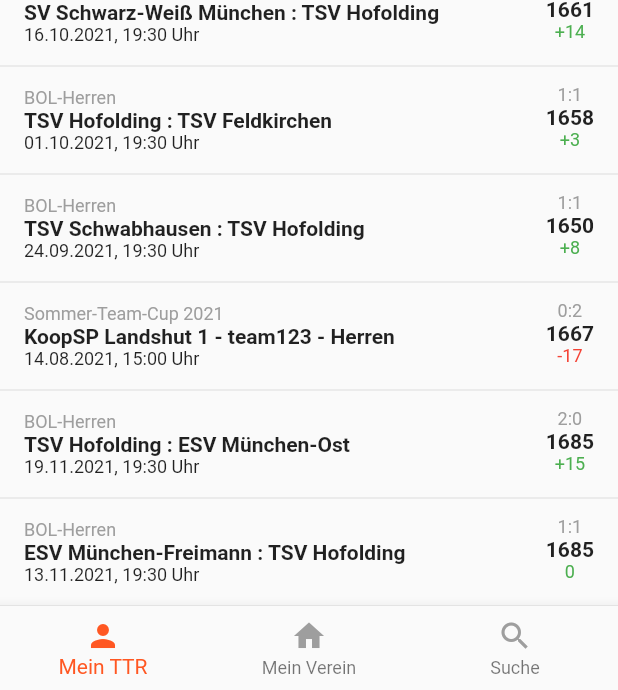
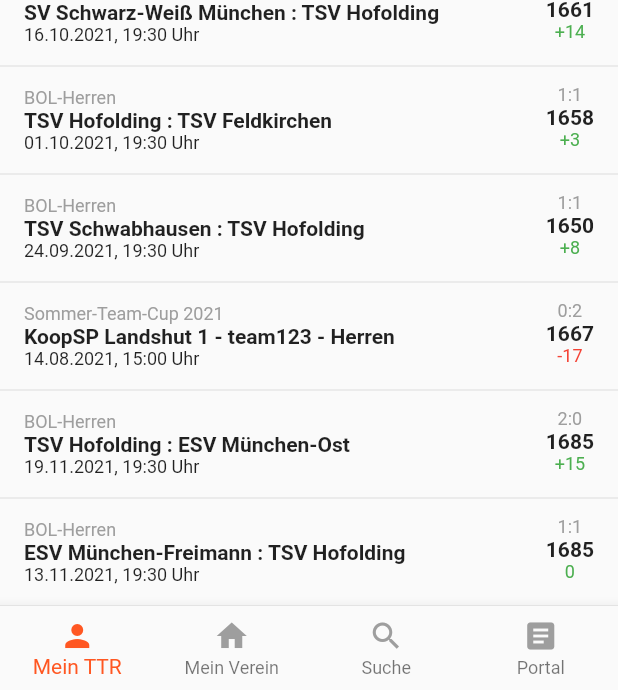
Before and after one commit to docpitz/show_ttr, a Flutter app: the MainBottomNavigation screen opened by its route, on a phone screen of 412 x 824 dp, the part 546-1236 px from its top. Run offline on Flutter 3.47's test engine with Material 2 defaults, Android fonts, the light colour scheme and no system bars; drawn by our look-alikes of scrollable_positioned_list; our stand-ins replace fl_chart, webview_flutter.

Commit message:
added portal

````diff
--- a/lib/main.dart
+++ b/lib/main.dart
@@ -1,10 +1,6 @@
 import 'package:flutter/material.dart';
 import 'package:show_ttr/widgets/bottom_navigation/main_navigator_routes.dart';
-import 'package:show_ttr/widgets/player/club_players_page.dart';
-import 'package:show_ttr/widgets/player/player_detail_page.dart';
-import 'package:show_ttr/widgets/result/results_page.dart';
-import 'package:show_ttr/widgets/test_page.dart';
-import 'widgets/login_page.dart';
+
 
 void main() {
   runApp(const MyTischtennisApp());
--- a/lib/widgets/bottom_navigation/main_bottom_navigation.dart
+++ b/lib/widgets/bottom_navigation/main_bottom_navigation.dart
@@ -5,9 +5,10 @@
 import 'package:show_ttr/widgets/bottom_navigation/tab_navigators/my_result_navigator.dart';
 import 'package:show_ttr/widgets/bottom_navigation/tab_item.dart';
 import 'package:show_ttr/widgets/search/search_screen.dart';
+import 'package:show_ttr/widgets/portal_page.dart';
+import 'package:show_ttr/widgets/util/page_flip_builder.dart';
 
 class MainBottomNavigation extends StatefulWidget {
-
   static void doLogout(BuildContext mainContext) {
     Navigator.of(mainContext)
         .popUntil(ModalRoute.withName(MainNavigatorRoutes.login));
@@ -23,16 +24,19 @@
   var _currentTab = TabItem.myResult;
 
   // Navigator key used for nested navigation in the home page
-  final _myResultNavigatorKey = GlobalKey<NavigatorState>(debugLabel: "MyResultNavigatorKey");
-  final _myClubNavigatorKey = GlobalKey<NavigatorState>(debugLabel: "MyClubNavigatorKey");
+  final _myResultNavigatorKey =
+      GlobalKey<NavigatorState>(debugLabel: "MyResultNavigatorKey");
+  final _myClubNavigatorKey =
+      GlobalKey<NavigatorState>(debugLabel: "MyClubNavigatorKey");
+
+  final pageFlipKey = GlobalKey<PageFlipBuilderState>();
 
   void _selectTab(TabItem tabItem) {
     if (tabItem == _currentTab) {
       if (_currentTab == TabItem.myResult) {
         // pop to first route
         _myResultNavigatorKey.currentState!.popUntil((route) => route.isFirst);
-      }
-      else if (_currentTab == TabItem.myClub) {
+      } else if (_currentTab == TabItem.myClub) {
         // pop to first route
         _myClubNavigatorKey.currentState!.popUntil((route) => route.isFirst);
       }
@@ -45,8 +49,10 @@
 
   @override
   Widget build(BuildContext context) {
-    print('MainNavigation rebuild');
-    return WillPopScope(
+    return PageFlipBuilder(
+      key: pageFlipKey,
+      interactiveFlipEnabled: false,
+      frontBuilder: (_) => WillPopScope(
         onWillPop: () async {
           if (_currentTab == TabItem.myResult) {
             return !await _myResultNavigatorKey.currentState!.maybePop();
@@ -68,8 +74,14 @@
           bottomNavigationBar: MainBottomNavigationBar(
             currentTab: _currentTab,
             onSelectTab: _selectTab,
+            onFlip: () => pageFlipKey.currentState?.flip(),
           ),
         ),
+      ),
+      backBuilder: (_) => PortalPage(
+        onFlip: () => pageFlipKey.currentState?.flip(),
+      ),
+      nonInteractiveAnimationDuration: const Duration(milliseconds: 800),
     );
   }
 }
--- a/lib/widgets/bottom_navigation/main_bottom_navigation_bar.dart
+++ b/lib/widgets/bottom_navigation/main_bottom_navigation_bar.dart
@@ -4,22 +4,28 @@
 class MainBottomNavigationBar extends StatelessWidget {
   final TabItem currentTab;
   final ValueChanged<TabItem> onSelectTab;
+  final VoidCallback? onFlip;
 
-  const MainBottomNavigationBar({Key? key, required this.currentTab, required this.onSelectTab}) : super(key: key);
+  const MainBottomNavigationBar(
+      {Key? key,
+      required this.currentTab,
+      required this.onSelectTab,
+      this.onFlip})
+      : super(key: key);
 
   @override
   Widget build(BuildContext context) {
     final selectedItemColor = Theme.of(context).primaryColor;
     return BottomNavigationBar(
       type: BottomNavigationBarType.fixed,
-      items: [
-        _buildItem(TabItem.myResult, selectedItemColor),
-        _buildItem(TabItem.myClub, selectedItemColor),
-        _buildItem(TabItem.search, selectedItemColor),
-      ],
-      onTap: (index) => onSelectTab(
-        TabItem.values[index],
-      ),
+      items: TabItem.values.map((e) => _buildItem(e, selectedItemColor)).toList(),
+      onTap: (index) {
+        if (index < 3) {
+          onSelectTab(TabItem.values[index]);
+        } else {
+          onFlip!();
+        }
+      },
       currentIndex: currentTab.index,
       selectedItemColor: selectedItemColor,
     );
--- a/lib/widgets/bottom_navigation/main_navigator_routes.dart
+++ b/lib/widgets/bottom_navigation/main_navigator_routes.dart
@@ -20,7 +20,7 @@
         );
       case MainNavigatorRoutes.loggedIn:
         return MaterialPageRoute(
-          builder: (_) => MainBottomNavigation(),
+          builder: (_) => const MainBottomNavigation(),
           settings: const RouteSettings(name: MainNavigatorRoutes.loggedIn),
         );
       case MainNavigatorRoutes.test:
--- a/lib/widgets/bottom_navigation/tab_item.dart
+++ b/lib/widgets/bottom_navigation/tab_item.dart
@@ -1,15 +1,17 @@
 import 'package:flutter/material.dart';
 
-enum TabItem { myResult, myClub, search }
+enum TabItem { myResult, myClub, search, news }
 
 const Map<TabItem, String> tabName = {
   TabItem.myResult: 'Mein TTR',
   TabItem.myClub: 'Mein Verein',
   TabItem.search: 'Suche',
+  TabItem.news: 'Portal'
 };
 
 const Map<TabItem, IconData> tabIcon = {
   TabItem.myResult: Icons.person,
   TabItem.myClub: Icons.home,
   TabItem.search: Icons.search,
+  TabItem.news: Icons.article,
 };
--- a/lib/widgets/bottom_navigation/tab_navigators/my_result_navigator.dart
+++ b/lib/widgets/bottom_navigation/tab_navigators/my_result_navigator.dart
@@ -3,7 +3,6 @@
 import 'package:flutter/material.dart';
 import 'package:show_ttr/models/Player.dart';
 import 'package:show_ttr/widgets/bottom_navigation/main_bottom_navigation.dart';
-import 'package:show_ttr/widgets/bottom_navigation/main_navigator_routes.dart';
 import 'package:show_ttr/widgets/player/player_detail_page.dart';
 import 'package:show_ttr/widgets/result/results_page.dart';
 
@@ -47,7 +46,7 @@
 }
 
 class MyResultNavigator extends StatelessWidget {
-  MyResultNavigator({required this.navigatorKey});
+  const MyResultNavigator({Key? key, required this.navigatorKey}) : super(key: key);
 
   final GlobalKey<NavigatorState>? navigatorKey;
 
--- a/lib/widgets/login_page.dart
+++ b/lib/widgets/login_page.dart
@@ -1,11 +1,12 @@
 import 'package:flutter/material.dart';
 import 'package:show_ttr/widgets/bottom_navigation/main_navigator_routes.dart';
-import 'package:show_ttr/widgets/player/club_players_page.dart';
 import 'package:show_ttr/widgets/test_page.dart';
 
 class LoginPage extends StatelessWidget {
 
   static const routeName = '/login';
+
+  const LoginPage({Key? key}) : super(key: key);
 
   @override
   Widget build(BuildContext context) {
--- a/lib/widgets/player/player_detail_page.dart
+++ b/lib/widgets/player/player_detail_page.dart
@@ -2,8 +2,6 @@
 
 import 'package:show_ttr/models/Competition.dart';
 import 'package:show_ttr/models/Player.dart';
-import 'package:show_ttr/widgets/bottom_navigation/main_navigator_routes.dart';
-import 'package:show_ttr/widgets/login_page.dart';
 import 'package:show_ttr/widgets/player/player_detail_page_chart.dart';
 import 'package:show_ttr/widgets/player/player_detail_page_list.dart';
 import 'package:show_ttr/widgets/util/logout_button.dart';
--- a/lib/widgets/search/search_screen.dart
+++ b/lib/widgets/search/search_screen.dart
@@ -27,7 +27,7 @@
           bottom: const TabBar(
             tabs: [
               Tab(text: "Name"),
-              Tab(text: "Kritieren"),
+              Tab(text: "Kriterien"),
             ],
           ),
         ),
--- /dev/null
+++ b/lib/widgets/util/page_flip_builder.dart
@@ -0,0 +1,249 @@
+import 'dart:math';
+
+import 'package:flutter/material.dart';
+
+class PageFlipBuilder extends StatefulWidget {
+  const PageFlipBuilder({
+    Key? key,
+    required this.frontBuilder,
+    required this.backBuilder,
+    this.nonInteractiveAnimationDuration = const Duration(milliseconds: 500),
+    this.interactiveFlipEnabled = true,
+    this.flipAxis = Axis.horizontal,
+    this.maxTilt = 0.003,
+    this.maxScale = 0.2,
+    this.onFlipComplete,
+  }) : super(key: key);
+  final WidgetBuilder frontBuilder;
+  final WidgetBuilder backBuilder;
+  final Duration nonInteractiveAnimationDuration;
+  final bool interactiveFlipEnabled;
+  final Axis flipAxis;
+  final double maxTilt;
+  final double maxScale;
+
+  /// This is called when a flip transition has completed (whether interactive or not).
+  /// It is only called when the page actually flips, not if the user cancels the interactive transition.
+  final void Function(bool)? onFlipComplete;
+
+  @override
+  PageFlipBuilderState createState() => PageFlipBuilderState();
+}
+
+class PageFlipBuilderState extends State<PageFlipBuilder>
+    with SingleTickerProviderStateMixin {
+  // which side is currently shown
+  bool _showFrontSide = true;
+  // whether the front side was shown before the transition started
+  bool _wasFrontSide = true;
+  late final AnimationController _controller;
+
+  /// Starts a page flip.
+  ///
+  /// Example:
+  /// ```dart
+  /// PageFlipBuilder(
+  ///   key: pageFlipKey,
+  ///   frontBuilder: (_) => Screen1(
+  ///     onFlip: () => pageFlipKey.currentState?.flip(),
+  ///   ),
+  ///   backBuilder: (_) => Screen2(
+  ///     onFlip: () => pageFlipKey.currentState?.flip(),
+  ///   ),
+  /// );
+  /// ```
+  void flip() {
+    _wasFrontSide = _showFrontSide;
+    if (_showFrontSide) {
+      _controller.forward();
+    } else {
+      _controller.reverse();
+    }
+  }
+
+  void _handleDragStart(DragStartDetails details) {
+    _wasFrontSide = _showFrontSide;
+  }
+
+  void _handleDragUpdate(DragUpdateDetails details, double crossAxisLength) {
+    _controller.value += details.primaryDelta! / crossAxisLength;
+  }
+
+  void _handleDragEnd(DragEndDetails details, double crossAxisLength) {
+    if (_controller.isAnimating ||
+        _controller.status == AnimationStatus.completed ||
+        _controller.status == AnimationStatus.dismissed) return;
+
+    const velocityThreshold = 2.0;
+    final velocity = widget.flipAxis == Axis.horizontal
+        ? details.velocity.pixelsPerSecond.dx
+        : details.velocity.pixelsPerSecond.dy;
+    final flingVelocity = velocity / crossAxisLength;
+
+    // if value and velocity are 0, the gesture was a tap so we return early
+    if (_controller.value == 0.0 && flingVelocity == 0.0) {
+      return;
+    }
+
+    if (_controller.value > 0.5 ||
+        _controller.value > 0.0 && flingVelocity > velocityThreshold) {
+      _controller.fling(velocity: velocityThreshold);
+    } else if (_controller.value < -0.5 ||
+        _controller.value < 0.0 && flingVelocity < -velocityThreshold) {
+      _controller.fling(velocity: -velocityThreshold);
+    } else if (_controller.value > 0.0 ||
+        _controller.value > 0.5 && flingVelocity < -velocityThreshold) {
+      // controller can't fling to 0.0 because the lowerBound is -1.0
+      // so we decrement the value by 1.0 and toggle the state to get the same effect
+      _controller.value -= 1.0;
+      setState(() => _showFrontSide = !_showFrontSide);
+      _controller.fling(velocity: -velocityThreshold);
+    } else if (_controller.value > -0.5 ||
+        _controller.value < -0.5 && flingVelocity > velocityThreshold) {
+      // controller can't fling to 0.0 because the upperBound is 1.0
+      // so we increment the value by 1.0 and toggle the state to get the same effect
+      _controller.value += 1.0;
+      setState(() => _showFrontSide = !_showFrontSide);
+      _controller.fling(velocity: velocityThreshold);
+    }
+  }
+
+  @override
+  void initState() {
+    _controller = AnimationController(
+      vsync: this,
+      duration: widget.nonInteractiveAnimationDuration,
+      // lowerBound of -1.0 is needed for the back flip
+      lowerBound: -1.0,
+      // upperBound of 1.0 is needed for the front flip
+      upperBound: 1.0,
+    );
+    _controller.value = 0.0;
+    _controller.addStatusListener(_updateStatus);
+    super.initState();
+  }
+
+  @override
+  void dispose() {
+    _controller.removeStatusListener(_updateStatus);
+    _controller.dispose();
+    super.dispose();
+  }
+
+  void _updateStatus(AnimationStatus status) {
+    if (status == AnimationStatus.completed ||
+        status == AnimationStatus.dismissed) {
+      // The controller always completes a forward animation with value 1.0
+      // and a reverse animation with a value of -1.0.
+      // By resetting the value to 0.0 and toggling the state
+      // we are preparing the controller for the next animation
+      // while preserving the widget appearance on screen.
+      _controller.value = 0.0;
+      setState(() => _showFrontSide = !_showFrontSide);
+      if (_wasFrontSide != _showFrontSide) {
+        _wasFrontSide = _showFrontSide;
+        widget.onFlipComplete?.call(_showFrontSide);
+      }
+    }
+  }
+
+  @override
+  Widget build(BuildContext context) {
+    final isHorizontal = widget.flipAxis == Axis.horizontal;
+    return LayoutBuilder(builder: (_, constraints) {
+      final crossAxisLength =
+      isHorizontal ? constraints.maxWidth : constraints.maxHeight;
+      return GestureDetector(
+        onHorizontalDragStart: widget.interactiveFlipEnabled && isHorizontal
+            ? (details) => _handleDragStart(details)
+            : null,
+        onHorizontalDragUpdate: widget.interactiveFlipEnabled && isHorizontal
+            ? (details) => _handleDragUpdate(details, crossAxisLength)
+            : null,
+        onHorizontalDragEnd: widget.interactiveFlipEnabled && isHorizontal
+            ? (details) => _handleDragEnd(details, crossAxisLength)
+            : null,
+        onVerticalDragStart: widget.interactiveFlipEnabled && !isHorizontal
+            ? (details) => _handleDragStart(details)
+            : null,
+        onVerticalDragUpdate: widget.interactiveFlipEnabled && !isHorizontal
+            ? (details) => _handleDragUpdate(details, crossAxisLength)
+            : null,
+        onVerticalDragEnd: widget.interactiveFlipEnabled && !isHorizontal
+            ? (details) => _handleDragEnd(details, crossAxisLength)
+            : null,
+        child: AnimatedPageFlipBuilder(
+            animation: _controller,
+            frontBuilder: widget.frontBuilder,
+            backBuilder: widget.backBuilder,
+            showFrontSide: _showFrontSide,
+            flipAxis: widget.flipAxis,
+            maxTilt: widget.maxTilt,
+            maxScale: widget.maxScale),
+      );
+    });
+  }
+}
+
+class AnimatedPageFlipBuilder extends AnimatedWidget {
+  const AnimatedPageFlipBuilder({
+    Key? key,
+    required Animation<double> animation,
+    required this.showFrontSide,
+    required this.frontBuilder,
+    required this.backBuilder,
+    this.flipAxis = Axis.horizontal,
+    this.maxTilt = 0.003,
+    this.maxScale = 0.2,
+  }) : super(key: key, listenable: animation);
+  final bool showFrontSide;
+  final WidgetBuilder frontBuilder;
+  final WidgetBuilder backBuilder;
+  final Axis flipAxis;
+  final double maxTilt;
+  final double maxScale;
+
+  Animation<double> get animation => listenable as Animation<double>;
+
+  bool get _isAnimationFirstHalf => animation.value.abs() < 0.5;
+
+  double _getTilt() {
+    var tilt = (animation.value - 0.5).abs() - 0.5;
+    if (animation.value < -0.5) {
+      tilt = 1.0 + animation.value;
+    }
+    return tilt * (_isAnimationFirstHalf ? -maxTilt : maxTilt);
+  }
+
+  double _rotationAngle() {
+    final rotationValue = animation.value * pi;
+    if (animation.value > 0.5) {
+      return pi - rotationValue; // input from 0.5 to 1.0
+    } else if (animation.value > -0.5) {
+      return rotationValue; // input from -0.5 to 0.5
+    } else {
+      return -pi - rotationValue; // input from -1.0 to -0.5
+    }
+  }
+
+  double _scale() {
+    final absValue = animation.value.abs();
+    return 1.0 - (absValue < 0.5 ? absValue : 1.0 - absValue) * maxScale;
+  }
+
+  @override
+  Widget build(BuildContext context) {
+    final child = _isAnimationFirstHalf ^ showFrontSide
+        ? backBuilder(context)
+        : frontBuilder(context);
+    final matrix = flipAxis == Axis.horizontal
+        ? (Matrix4.rotationY(_rotationAngle())..setEntry(3, 0, _getTilt()))
+        : (Matrix4.rotationX(_rotationAngle())..setEntry(3, 1, _getTilt()));
+    final scale = _scale();
+    return Transform(
+      transform: matrix * Matrix4.diagonal3Values(scale, scale, 1.0),
+      child: child,
+      alignment: Alignment.center,
+    );
+  }
+}
--- a/pubspec.yaml
+++ b/pubspec.yaml
@@ -50,6 +50,7 @@
   scrollable_positioned_list: ^0.2.3
   provider: ^6.0.2
   fl_chart: ^0.40.6
+  webview_flutter: ^3.0.0
 
 # For information on the generic Dart part of this file, see the
 # following page: https://dart.dev/tools/pub/pubspec
````
Also changed, not shown: lib/widgets/bottom_navigation/tab_navigators/my_club_navigator.dart (+5 -5 lines), lib/widgets/portal_page.dart (added, +91 -0 lines), lib/widgets/util/hex_color.dart (added, +18 -0 lines), pubspec.lock, 7 other files. Lines whose indentation alone changed are shown as unchanged.
